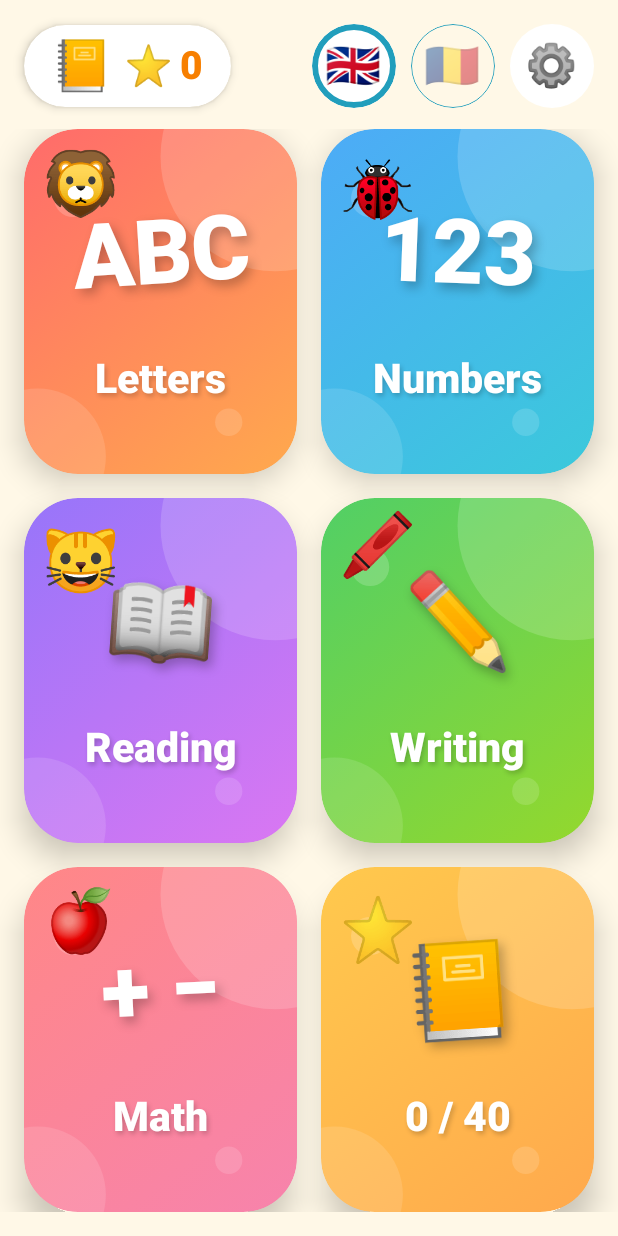
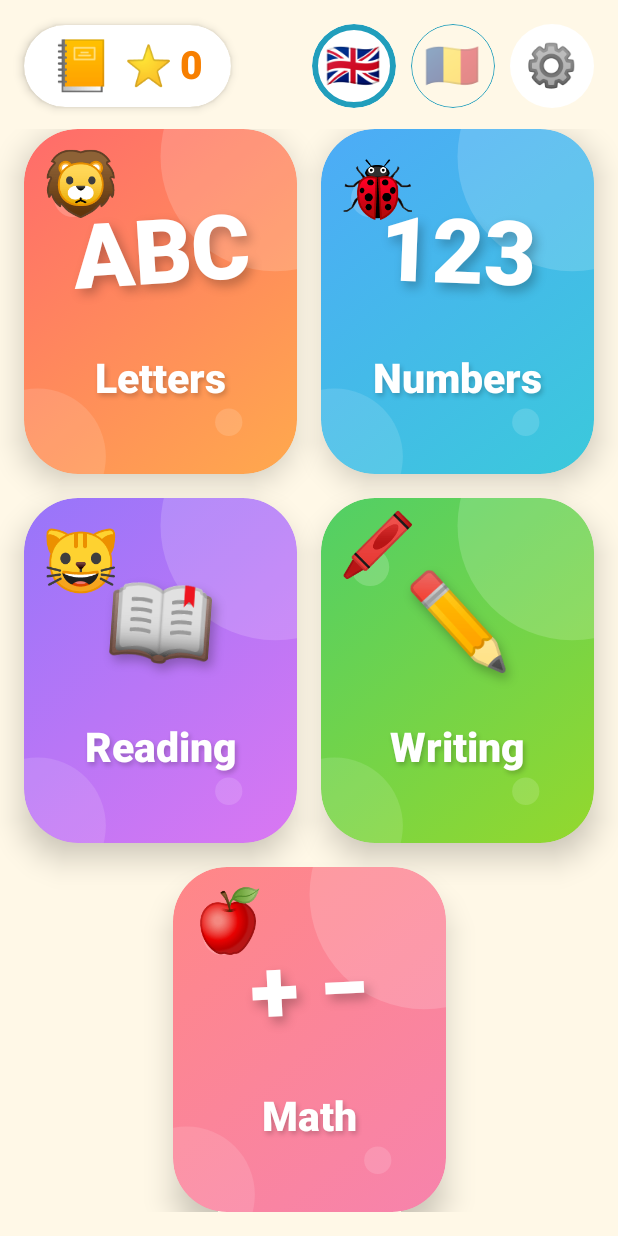
Before and after one commit to Cojocari/alphabet, an Android app built with Jetpack Compose: the screen it shows after launch (MainActivity), on a phone screen of 412 x 824 dp. Run offline under Robolectric (Android 15) with nearby library versions, the phone set to English and light mode, and no system bars; libraries missing offline, so code that uses them is left out: com.android.billingclient; 2 statements that could not run were skipped.

Commit message:
Back and home buttons on every screen; stickers only in the top corner
- TopBar now shows Back (one step up) and Home (straight to the menu)
- Removed the sticker tile from the home grid; the album opens from the
  star badge
- Home tiles laid out in centred rows (3 + 2 in landscape)
- Romanian voice recording script in docs/recording-script-ro.md

Co-Authored-By: Claude Opus 5.5 <noreply@anthropic.com>

```diff
--- a/app/src/main/java/com/cojocari/alphabet/MainActivity.kt
+++ b/app/src/main/java/com/cojocari/alphabet/MainActivity.kt
@@ -39,6 +39,7 @@ import com.cojocari.alphabet.ui.NewStickerOverlay
 import com.cojocari.alphabet.ui.StickersScreen
 import com.cojocari.alphabet.ui.World
 import com.cojocari.alphabet.ui.WorldScreen
+import com.cojocari.alphabet.ui.components.LocalGoHome
 import com.cojocari.alphabet.ui.parent.ParentGate
 import com.cojocari.alphabet.ui.parent.ParentScreen
 import com.cojocari.alphabet.ui.theme.AlphabetTheme
@@ -71,20 +72,21 @@ class MainActivity : ComponentActivity() {
             AlphabetTheme {
                 var language by remember { mutableStateOf(loadLanguage(this)) }
                 val speaker = rememberSpeaker(language.locale)
+                var route by rememberSaveable { mutableStateOf("home") }
+                var gate by remember { mutableStateOf(false) }
+                val goHome = remember { { route = "home" } }
                 CompositionLocalProvider(
                     LocalSpeaker provides speaker,
                     LocalLanguage provides language,
                     LocalProgress provides progress,
                     LocalSfx provides sfx,
                     LocalBilling provides billing,
+                    LocalGoHome provides goHome,
                 ) {
                     Surface(
                         modifier = Modifier.fillMaxSize(),
                         color = MaterialTheme.colorScheme.background,
                     ) {
-                        var route by rememberSaveable { mutableStateOf("home") }
-                        var gate by remember { mutableStateOf(false) }
-                        val goHome = { route = "home" }
 
                         BackHandler(enabled = gate || route != "home") {
                             when {
--- a/app/src/main/java/com/cojocari/alphabet/ui/HomeScreen.kt
+++ b/app/src/main/java/com/cojocari/alphabet/ui/HomeScreen.kt
@@ -22,7 +22,8 @@ import androidx.compose.foundation.layout.padding
 import androidx.compose.foundation.layout.size
 import androidx.compose.foundation.layout.width
 import androidx.compose.foundation.lazy.grid.GridCells
-import androidx.compose.foundation.lazy.grid.GridItemSpan
+import androidx.compose.foundation.rememberScrollState
+import androidx.compose.foundation.verticalScroll
 import androidx.compose.foundation.lazy.grid.LazyVerticalGrid
 import androidx.compose.foundation.lazy.grid.itemsIndexed
 import androidx.compose.foundation.shape.CircleShape
@@ -140,30 +141,29 @@ fun HomeScreen(
         ) {
             val wide = maxWidth > maxHeight
             val columns = if (wide) 3 else 2
-            val tiles = World.entries.size + 1 // five worlds + the sticker album
-            val rows = (tiles + columns - 1) / columns
+            val rows = World.entries.chunked(columns)
             val gap = 16.dp
-            val tileHeight = ((maxHeight - gap * (rows - 1)) / rows).coerceIn(140.dp, 360.dp)
-            LazyVerticalGrid(
-                columns = GridCells.Fixed(columns),
-                horizontalArrangement = Arrangement.spacedBy(gap),
+            val tileWidth = (maxWidth - gap * (columns - 1)) / columns
+            val tileHeight = ((maxHeight - gap * (rows.size - 1)) / rows.size).coerceIn(140.dp, 360.dp)
+            // Rows of world tiles; a shorter last row is centred.
+            Column(
+                modifier = Modifier.fillMaxSize().verticalScroll(rememberScrollState()),
                 verticalArrangement = Arrangement.spacedBy(gap),
-                modifier = Modifier.fillMaxSize(),
             ) {
-                itemsIndexed(World.entries) { i, world ->
-                    WorldTile(world.symbol, world.emoji, world.colors, world.label(t), tileHeight, delayIndex = i) {
-                        sfx.tap()
-                        speaker.say(world.label(t))
-                        onWorld(world)
-                    }
-                }
-                item {
-                    WorldTile(
-                        "📒", "⭐", listOf(Color(0xFFFFC94D), Color(0xFFFFA94D)),
-                        "${progress.stickersWon} / ${com.cojocari.alphabet.data.Stickers.size}", tileHeight, delayIndex = 5,
+                rows.forEach { row ->
+                    Row(
+                        modifier = Modifier.fillMaxWidth(),
+                        horizontalArrangement = Arrangement.spacedBy(gap, Alignment.CenterHorizontally),
                     ) {
-                        sfx.tap()
-                        onStickers()
+                        row.forEach { world ->
+                            Box(Modifier.width(tileWidth)) {
+                                WorldTile(world.symbol, world.emoji, world.colors, world.label(t), tileHeight, delayIndex = world.ordinal) {
+                                    sfx.tap()
+                                    speaker.say(world.label(t))
+                                    onWorld(world)
+                                }
+                            }
+                        }
                     }
                 }
             }
@@ -258,7 +258,7 @@ fun WorldScreen(world: World, onBack: () -> Unit, onGame: (GameId) -> Unit, onLo
     val t = LocalLanguage.current.strings
 
     Column(Modifier.fillMaxSize()) {
-        TopBar(onHome = onBack) {
+        TopBar(onBack = onBack) {
             Row(
                 modifier = Modifier
                     .clip(RoundedCornerShape(28.dp))
--- a/app/src/main/java/com/cojocari/alphabet/ui/StickersScreen.kt
+++ b/app/src/main/java/com/cojocari/alphabet/ui/StickersScreen.kt
@@ -53,7 +53,7 @@ fun StickersScreen(onBack: () -> Unit) {
     LaunchedEffect(Unit) { speaker.say(t.stickerBook(won)) }
 
     Column(Modifier.fillMaxSize()) {
-        TopBar(onHome = onBack) {
+        TopBar(onBack = onBack) {
             // Stars towards the next sticker: ★★★☆☆ 🎁
             if (progress.starsToNextSticker > 0) {
                 Row(verticalAlignment = Alignment.CenterVertically) {
--- a/app/src/main/java/com/cojocari/alphabet/ui/draw/DrawScreen.kt
+++ b/app/src/main/java/com/cojocari/alphabet/ui/draw/DrawScreen.kt
@@ -142,7 +142,7 @@ fun DrawScreen(onHome: () -> Unit, items: List<TraceItem>) {
 
     Box(Modifier.fillMaxSize()) {
         Column(Modifier.fillMaxSize(), horizontalAlignment = Alignment.CenterHorizontally) {
-            TopBar(onHome = onHome) {
+            TopBar(onBack = onHome) {
                 Text(letter.emoji, fontSize = 48.sp, modifier = Modifier.bouncyClick {
                     speaker.say(letter.start)
                 })
--- a/app/src/main/java/com/cojocari/alphabet/ui/games/BalloonsScreen.kt
+++ b/app/src/main/java/com/cojocari/alphabet/ui/games/BalloonsScreen.kt
@@ -142,7 +142,7 @@ fun BalloonsScreen(onHome: () -> Unit, items: List<BalloonItem>) {
 
     Box(Modifier.fillMaxSize()) {
         Column(Modifier.fillMaxSize()) {
-            TopBar(onHome = onHome) {
+            TopBar(onBack = onHome) {
                 Row(verticalAlignment = Alignment.CenterVertically, horizontalArrangement = Arrangement.spacedBy(14.dp)) {
                     // Target and how many are popped so far.
                     Box(
--- a/app/src/main/java/com/cojocari/alphabet/ui/games/MemoryScreen.kt
+++ b/app/src/main/java/com/cojocari/alphabet/ui/games/MemoryScreen.kt
@@ -121,7 +121,7 @@ fun MemoryScreen(onHome: () -> Unit) {
 
     Box(Modifier.fillMaxSize()) {
         Column(Modifier.fillMaxSize()) {
-            TopBar(onHome = onHome) { StarCounter(wins) }
+            TopBar(onBack = onHome) { StarCounter(wins) }
             BoxWithConstraints(Modifier.weight(1f).fillMaxWidth().padding(16.dp), contentAlignment = Alignment.Center) {
                 val gap = 12.dp
                 // Pick the column count that makes the cards biggest.
--- a/app/src/main/java/com/cojocari/alphabet/ui/games/PickGame.kt
+++ b/app/src/main/java/com/cojocari/alphabet/ui/games/PickGame.kt
@@ -108,7 +108,7 @@ fun PickGame(onHome: () -> Unit, newRound: (level: Int) -> PickRound) {
 
     Box(Modifier.fillMaxSize()) {
         Column(Modifier.fillMaxSize()) {
-            TopBar(onHome = onHome) {
+            TopBar(onBack = onHome) {
                 Row(verticalAlignment = Alignment.CenterVertically, horizontalArrangement = Arrangement.spacedBy(16.dp)) {
                     StarCounter(level)
                     RoundButton("🔊", Color(0xFFFFB703), onClick = { speaker.say(round.ask) }, size = 64.dp)
--- a/app/src/main/java/com/cojocari/alphabet/ui/games/SpellScreen.kt
+++ b/app/src/main/java/com/cojocari/alphabet/ui/games/SpellScreen.kt
@@ -91,7 +91,7 @@ fun SpellScreen(onHome: () -> Unit) {
 
     Box(Modifier.fillMaxSize()) {
         Column(Modifier.fillMaxSize(), horizontalAlignment = Alignment.CenterHorizontally) {
-            TopBar(onHome = onHome) {
+            TopBar(onBack = onHome) {
                 Row(verticalAlignment = Alignment.CenterVertically, horizontalArrangement = Arrangement.spacedBy(16.dp)) {
                     StarCounter(level)
                     RoundButton("🔊", Color(0xFFFFB703), onClick = { speaker.say(t.spellAsk(word.text)) }, size = 64.dp)
--- a/app/src/main/java/com/cojocari/alphabet/ui/letters/LettersScreen.kt
+++ b/app/src/main/java/com/cojocari/alphabet/ui/letters/LettersScreen.kt
@@ -65,7 +65,7 @@ fun LettersScreen(onHome: () -> Unit, items: List<CardItem>) {
     LaunchedEffect(index) { strip.animateScrollToItem((index - 2).coerceAtLeast(0)) }
 
     Column(Modifier.fillMaxSize(), horizontalAlignment = Alignment.CenterHorizontally) {
-        TopBar(onHome = onHome) {
+        TopBar(onBack = onHome) {
             RoundButton("🔊", Color(0xFFFFB703), onClick = { speaker.say(letter.spoken) }, size = 64.dp)
         }
 
--- a/app/src/main/java/com/cojocari/alphabet/ui/parent/ParentScreen.kt
+++ b/app/src/main/java/com/cojocari/alphabet/ui/parent/ParentScreen.kt
@@ -57,7 +57,7 @@ fun ParentScreen(onBack: () -> Unit) {
     var confirmReset by remember { mutableStateOf(false) }
 
     Column(Modifier.fillMaxSize()) {
-        TopBar(onHome = onBack) {
+        TopBar(onBack = onBack) {
             Text(t.parentTitle, fontSize = 26.sp, fontWeight = FontWeight.Black, color = Ink)
         }
         Column(
--- a/app/src/main/java/com/cojocari/alphabet/ui/quiz/QuizScreen.kt
+++ b/app/src/main/java/com/cojocari/alphabet/ui/quiz/QuizScreen.kt
@@ -119,7 +119,7 @@ fun QuizScreen(onHome: () -> Unit) {
 
     Box(Modifier.fillMaxSize()) {
         Column(Modifier.fillMaxSize(), horizontalAlignment = Alignment.CenterHorizontally) {
-            TopBar(onHome = onHome) {
+            TopBar(onBack = onHome) {
                 Row(verticalAlignment = Alignment.CenterVertically) {
                     Text("⭐", fontSize = 36.sp)
                     Text(
```
Also changed, not shown: app/src/main/java/com/cojocari/alphabet/ui/components/Common.kt (+14 -3 lines), 1 other file.
